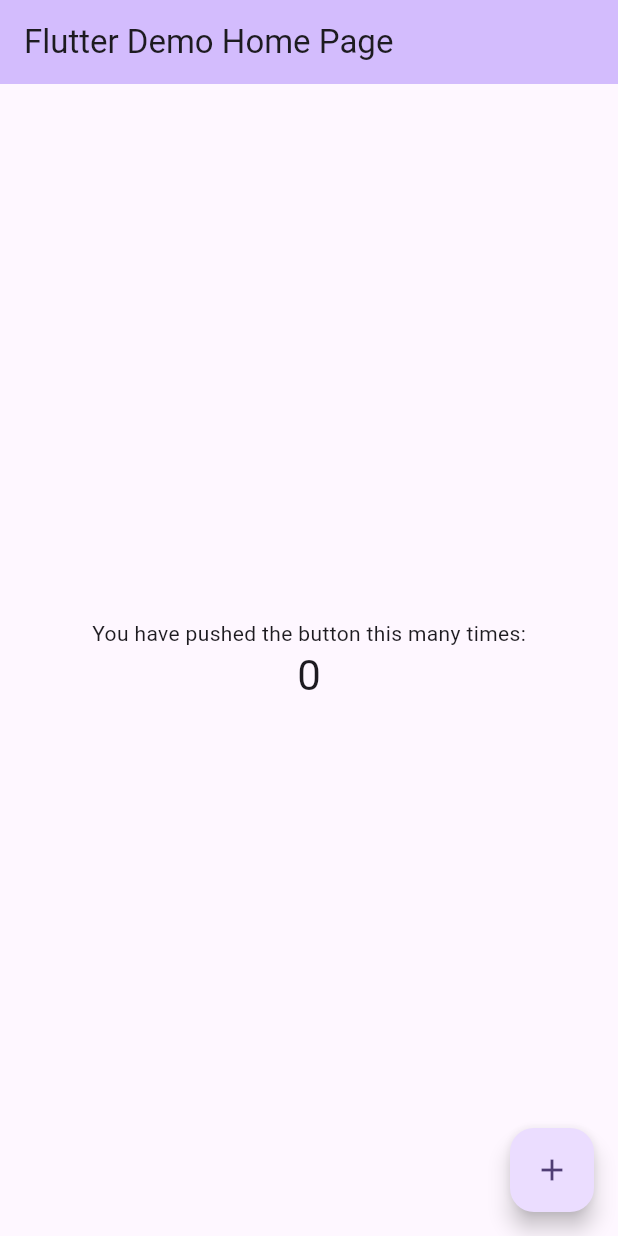
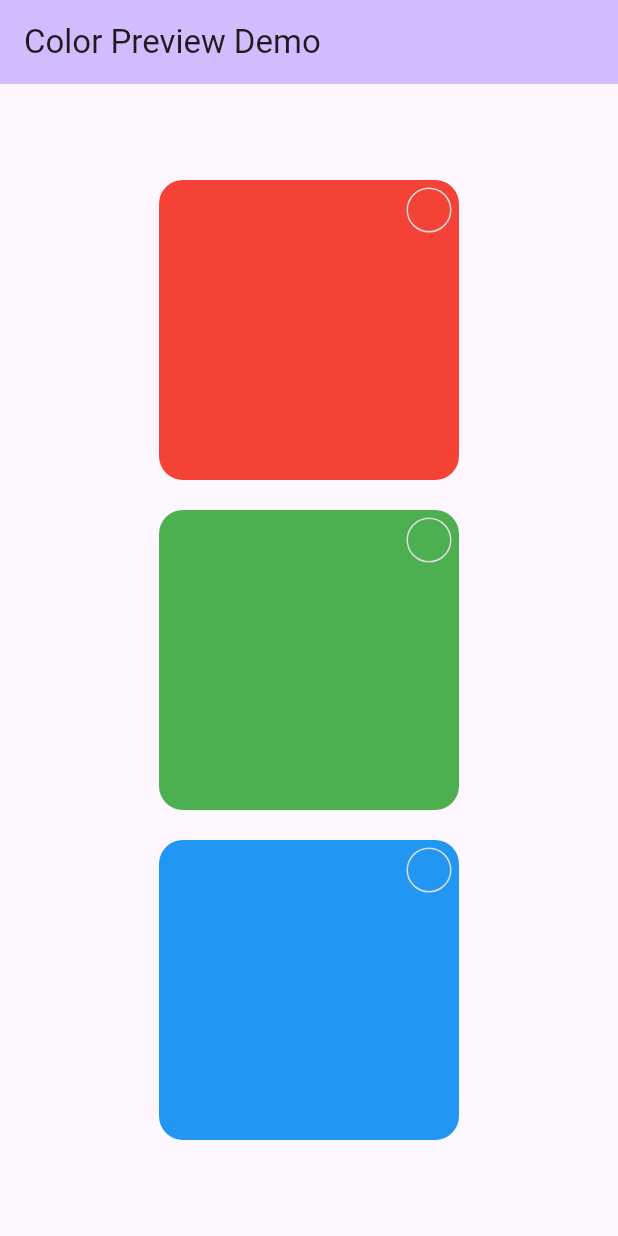
Before and after one commit to den0206/color_preview, a Flutter app: the screen it shows after launch, on a phone screen of 412 x 824 dp. Run offline on Flutter 3.47's test engine with Material 3 defaults, Android fonts, the phone set to English and light mode, and no system bars; our stand-ins replace flutter_colorpicker; statements that could not run were skipped.

Commit message:
add Example

```diff
--- a/example/lib/main.dart
+++ b/example/lib/main.dart
@@ -1,3 +1,4 @@
+import 'package:color_preview/color_preview.dart';
 import 'package:flutter/material.dart';
 
 void main() {
@@ -7,46 +8,23 @@ void main() {
 class MyApp extends StatelessWidget {
   const MyApp({super.key});
 
-  // This widget is the root of your application.
+  final title = 'Color Preview Demo';
+
   @override
   Widget build(BuildContext context) {
     return MaterialApp(
-      title: 'Flutter Demo',
+      title: title,
       theme: ThemeData(
-        // This is the theme of your application.
-        //
-        // TRY THIS: Try running your application with "flutter run". You'll see
-        // the application has a purple toolbar. Then, without quitting the app,
-        // try changing the seedColor in the colorScheme below to Colors.green
-        // and then invoke "hot reload" (save your changes or press the "hot
-        // reload" button in a Flutter-supported IDE, or press "r" if you used
-        // the command line to start the app).
-        //
-        // Notice that the counter didn't reset back to zero; the application
-        // state is not lost during the reload. To reset the state, use hot
-        // restart instead.
-        //
-        // This works for code too, not just values: Most code changes can be
-        // tested with just a hot reload.
         colorScheme: ColorScheme.fromSeed(seedColor: Colors.deepPurple),
         useMaterial3: true,
       ),
-      home: const MyHomePage(title: 'Flutter Demo Home Page'),
+      home: MyHomePage(title: title),
     );
   }
 }
 
 class MyHomePage extends StatefulWidget {
   const MyHomePage({super.key, required this.title});
-
-  // This widget is the home page of your application. It is stateful, meaning
-  // that it has a State object (defined below) that contains fields that affect
-  // how it looks.
-
-  // This class is the configuration for the state. It holds the values (in this
-  // case the title) provided by the parent (in this case the App widget) and
-  // used by the build method of the State. Fields in a Widget subclass are
-  // always marked "final".
 
   final String title;
 
@@ -55,71 +33,75 @@ class MyHomePage extends StatefulWidget {
 }
 
 class _MyHomePageState extends State<MyHomePage> {
-  int _counter = 0;
-
-  void _incrementCounter() {
-    setState(() {
-      // This call to setState tells the Flutter framework that something has
-      // changed in this State, which causes it to rerun the build method below
-      // so that the display can reflect the updated values. If we changed
-      // _counter without calling setState(), then the build method would not be
-      // called again, and so nothing would appear to happen.
-      _counter++;
-    });
-  }
+  final _space = 20.0;
+  final _boxOneColor = Colors.red;
+  final _boxTwoColor = Colors.green;
+  final _boxThreeColor = Colors.blue;
 
   @override
   Widget build(BuildContext context) {
-    // This method is rerun every time setState is called, for instance as done
-    // by the _incrementCounter method above.
-    //
-    // The Flutter framework has been optimized to make rerunning build methods
-    // fast, so that you can just rebuild anything that needs updating rather
-    // than having to individually change instances of widgets.
+    final isPortrait =
+        MediaQuery.of(context).orientation == Orientation.portrait;
     return Scaffold(
       appBar: AppBar(
-        // TRY THIS: Try changing the color here to a specific color (to
-        // Colors.amber, perhaps?) and trigger a hot reload to see the AppBar
-        // change color while the other colors stay the same.
         backgroundColor: Theme.of(context).colorScheme.inversePrimary,
-        // Here we take the value from the MyHomePage object that was created by
-        // the App.build method, and use it to set our appbar title.
         title: Text(widget.title),
       ),
-      body: Center(
-        // Center is a layout widget. It takes a single child and positions it
-        // in the middle of the parent.
-        child: Column(
-          // Column is also a layout widget. It takes a list of children and
-          // arranges them vertically. By default, it sizes itself to fit its
-          // children horizontally, and tries to be as tall as its parent.
-          //
-          // Column has various properties to control how it sizes itself and
-          // how it positions its children. Here we use mainAxisAlignment to
-          // center the children vertically; the main axis here is the vertical
-          // axis because Columns are vertical (the cross axis would be
-          // horizontal).
-          //
-          // TRY THIS: Invoke "debug painting" (choose the "Toggle Debug Paint"
-          // action in the IDE, or press "p" in the console), to see the
-          // wireframe for each widget.
+      body: SizedBox(
+        width: double.infinity,
+        height: double.infinity,
+        child: Flex(
+          direction: isPortrait ? Axis.vertical : Axis.horizontal,
           mainAxisAlignment: MainAxisAlignment.center,
-          children: <Widget>[
-            const Text(
-              'You have pushed the button this many times:',
+          children: [
+            ColorPreview(
+              initialColor: _boxOneColor,
+              onColorChanged: (preview) {
+                return _SampleBox(color: preview);
+              },
             ),
-            Text(
-              '$_counter',
-              style: Theme.of(context).textTheme.headlineMedium,
+            SizedBox(
+              height: _space,
+              width: _space,
+            ),
+            ColorPreview(
+              initialColor: _boxTwoColor,
+              onColorChanged: (preview) {
+                return _SampleBox(color: preview);
+              },
+            ),
+            SizedBox(
+              height: _space,
+              width: _space,
+            ),
+            ColorPreview(
+              initialColor: _boxThreeColor,
+              onColorChanged: (preview) {
+                return _SampleBox(color: preview);
+              },
             ),
           ],
         ),
       ),
-      floatingActionButton: FloatingActionButton(
-        onPressed: _incrementCounter,
-        tooltip: 'Increment',
-        child: const Icon(Icons.add),
-      ), // This trailing comma makes auto-formatting nicer for build methods.
     );
   }
 }
+
+class _SampleBox extends StatelessWidget {
+  const _SampleBox({required this.color});
+
+  final Color color;
+  final double widgetSize = 200;
+
+  @override
+  Widget build(BuildContext context) {
+    return Container(
+      height: widgetSize,
+      width: widgetSize,
+      decoration: BoxDecoration(
+        color: color,
+        borderRadius: BorderRadius.circular(16),
+      ),
+    );
+  }
+}
```
